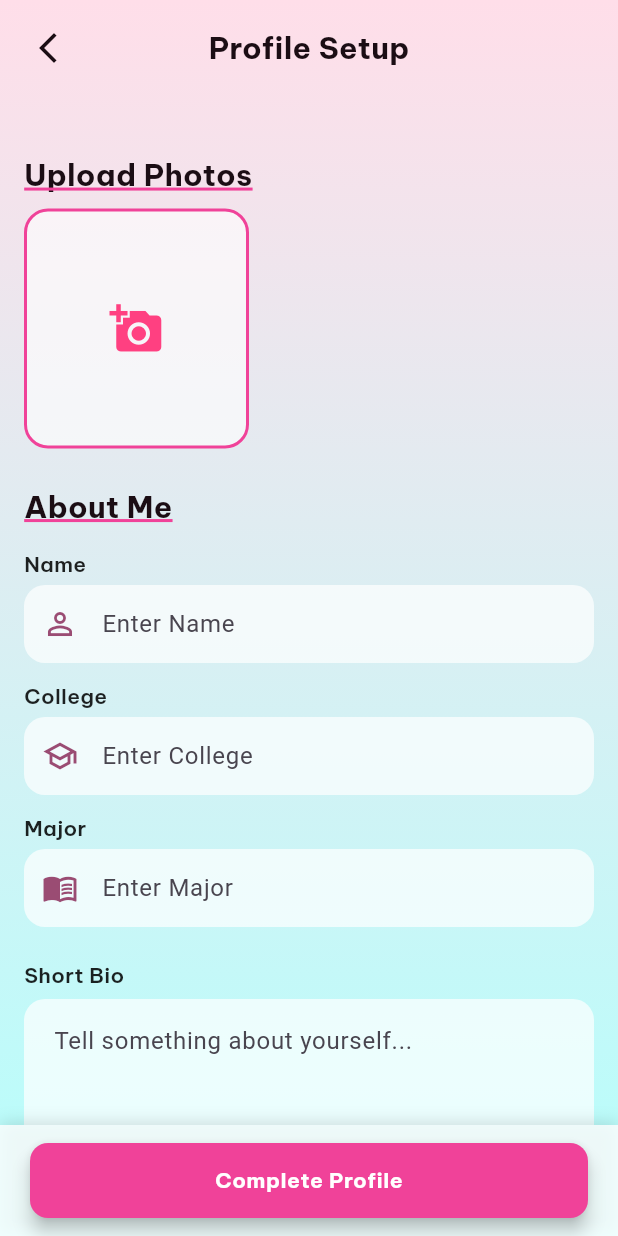
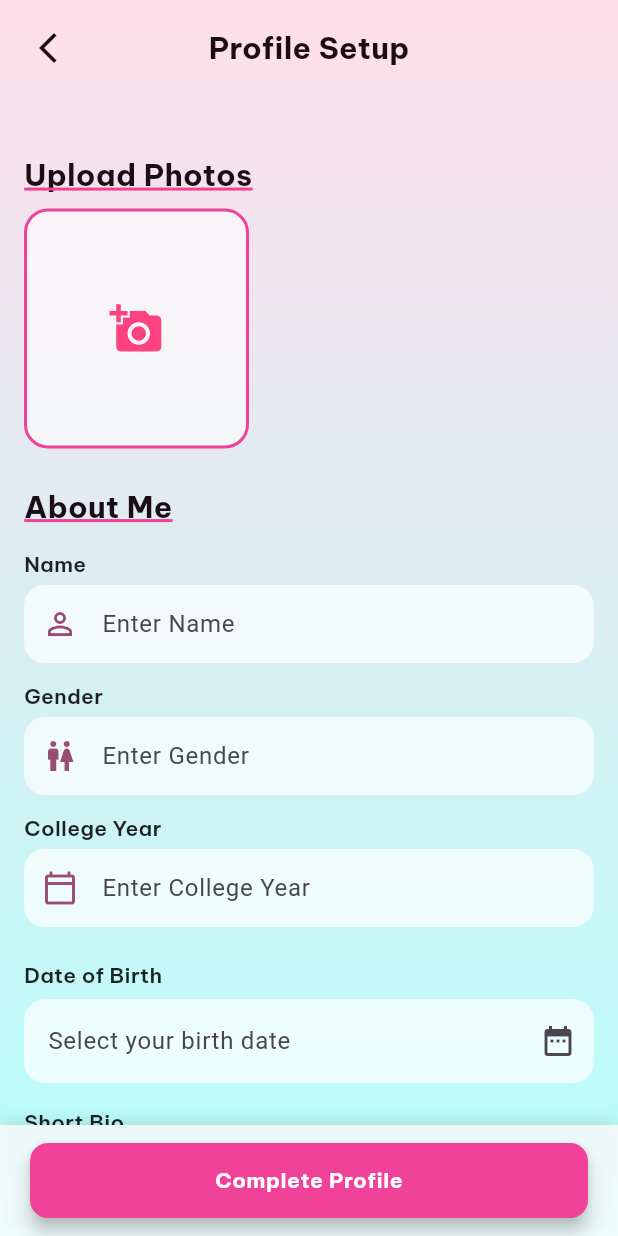
Before and after one commit to darkrazz1521/campus_match, a Flutter app: the ProfileSetupScreen screen opened directly, on a phone screen of 412 x 824 dp. Run offline on Flutter 3.47's test engine with Material 3 defaults, Android fonts, the phone set to English and light mode, and no system bars; our stand-ins replace cloud_firestore, firebase_auth, firebase_core, flutter_card_swiper, google_fonts, image_picker and 1 more; accounts and stored records are empty; network calls fail.

Commit message:
commit till profile logic 2nd phase

```diff
--- a/lib/screens/profile_screen.dart
+++ b/lib/screens/profile_screen.dart
@@ -20,9 +20,9 @@ class _ProfileSetupScreenState extends State<ProfileSetupScreen> {
   final TextEditingController collegeController = TextEditingController();
   final TextEditingController majorController = TextEditingController();
   final TextEditingController bioController = TextEditingController();
+  final TextEditingController dobController = TextEditingController();
 
   final ProfileService _profileService = ProfileService();
-
 
   int bioCharCount = 0;
   final int bioLimit = 200;
@@ -42,14 +42,22 @@ void initState() {
   }
 
   Future<void> _loadUserData() async {
-  final name = await _profileService.getCurrentUserName();
-  if (name != null && name.isNotEmpty) {
+    final userData = await _profileService.getCurrentUserData();
+    if (userData == null) return;
+
     setState(() {
-      nameController.text = name;
+      nameController.text = userData['fullName'] ?? '';
+      collegeController.text = userData['gender'] ?? '';
+      majorController.text = userData['collegeYear'] ?? '';
+      dobController.text = userData['dob'] ?? '';
+      bioController.text = userData['bio'] ?? '';
+
+      uploadedPhotos.clear();
+      uploadedPhotos.addAll(List<String>.from(userData['photos'] ?? []));
+      selectedInterests.clear();
+      selectedInterests.addAll(List<String>.from(userData['interests'] ?? []));
     });
   }
-}
-
 
   void _onScroll() {
     final shouldShow = _scrollController.offset > 200;
@@ -65,6 +73,7 @@ Future<void> _loadUserData() async {
     nameController.dispose();
     collegeController.dispose();
     majorController.dispose();
+    dobController.dispose();
     bioController.dispose();
     super.dispose();
   }
@@ -76,7 +85,16 @@ Future<void> _loadUserData() async {
 
     setState(() => _isUploading = true);
 
-    final url = await _profileService.uploadImage(image, "testUser123"); // replace with real userId
+    final userId = _profileService.getCurrentUserId();
+    if (userId == null) {
+      ScaffoldMessenger.of(context).showSnackBar(
+        const SnackBar(content: Text("❌ You must be logged in to upload.")),
+      );
+      return;
+    }
+
+    final url = await _profileService.uploadImage(image, userId);
+    // replace with real userId
 
     setState(() => _isUploading = false);
 
@@ -103,14 +121,18 @@ Future<void> _loadUserData() async {
   // --- Validation Logic ---
   void _validateAndSubmit() async {
     final name = nameController.text.trim();
-  final college = collegeController.text.trim();
-  final major = majorController.text.trim();
+    final gender = collegeController.text.trim();
+    final collegeYear = majorController.text.trim();
+    final dob = dobController.text.trim();
     final bio = bioController.text.trim();
 
-  if (name.isEmpty || college.isEmpty || major.isEmpty) {
-    _showError("Please fill all fields: Name, College, and Major.");
+    if (name.isEmpty || gender.isEmpty || collegeYear.isEmpty || dob.isEmpty) {
+      _showError(
+        "Please fill all fields: Name, Gender, College Year, and DOB.",
+      );
       return;
     }
+
     if (bio.isEmpty) {
       _showError("Please write a short bio about yourself.");
       return;
@@ -131,8 +153,9 @@ Future<void> _loadUserData() async {
     try {
       await _profileService.saveProfileData(
         name: name,
-      college: college,
-      major: major,
+        gender: gender,
+        collegeYear: collegeYear,
+        dob: dob,
         bio: bio,
         photos: uploadedPhotos,
         interests: selectedInterests.toList(),
@@ -148,7 +171,6 @@ Future<void> _loadUserData() async {
       _showError("Error saving profile: $e");
     }
   }
-
 
   void _showError(String message) {
     ScaffoldMessenger.of(context).showSnackBar(
@@ -181,10 +203,7 @@ Future<void> _loadUserData() async {
             gradient: LinearGradient(
               begin: Alignment.topCenter,
               end: Alignment.bottomCenter,
-              colors: [
-                Color(0xFFFFDEE9),
-                Color(0xFFB5FFFC),
-              ],
+              colors: [Color(0xFFFFDEE9), Color(0xFFB5FFFC)],
             ),
           ),
           child: Column(
@@ -200,8 +219,10 @@ Future<void> _loadUserData() async {
                 child: Row(
                   children: [
                     IconButton(
-                      icon: const Icon(Icons.arrow_back_ios_new,
-                          color: Color(0xFF1b0d14)),
+                      icon: const Icon(
+                        Icons.arrow_back_ios_new,
+                        color: Color(0xFF1b0d14),
+                      ),
                       onPressed: () => Navigator.pop(context),
                       tooltip: 'Back',
                     ),
@@ -229,8 +250,10 @@ Future<void> _loadUserData() async {
                   physics: const BouncingScrollPhysics(),
                   keyboardDismissBehavior:
                       ScrollViewKeyboardDismissBehavior.onDrag,
-                  padding:
-                      const EdgeInsets.symmetric(horizontal: 16, vertical: 10),
+                  padding: const EdgeInsets.symmetric(
+                    horizontal: 16,
+                    vertical: 10,
+                  ),
                   child: Column(
                     crossAxisAlignment: CrossAxisAlignment.start,
                     children: [
@@ -242,8 +265,11 @@ Future<void> _loadUserData() async {
                           scrollDirection: Axis.horizontal,
                           children: [
                             ...uploadedPhotos.map(buildPhotoCard),
-                            buildAddPhotoCard(context, primaryColor,
-                            onTap: _pickAndUploadImage),
+                            buildAddPhotoCard(
+                              context,
+                              primaryColor,
+                              onTap: _pickAndUploadImage,
+                            ),
                           ],
                         ),
                       ),
@@ -256,17 +282,60 @@ Future<void> _loadUserData() async {
                         controller: nameController,
                         primaryColor: primaryColor,
                       ),
+                      // 🔹 Gender
                       buildLabeledField(
-                        label: "College",
-                        icon: Icons.school_outlined,
-                        controller: collegeController,
+                        label: "Gender",
+                        icon: Icons.wc_outlined,
+                        controller:
+                            collegeController, // reuse the same controller or rename to genderController
                         primaryColor: primaryColor,
                       ),
+
+                      // 🔹 College Year
                       buildLabeledField(
-                        label: "Major",
-                        icon: Icons.menu_book_outlined,
-                        controller: majorController,
+                        label: "College Year",
+                        icon: Icons.calendar_today_outlined,
+                        controller:
+                            majorController, // reuse or rename to yearController
                         primaryColor: primaryColor,
+                      ),
+
+                      // 🔹 Date of Birth
+                      Padding(
+                        padding: const EdgeInsets.only(top: 16),
+                        child: Text("Date of Birth", style: fieldLabelStyle()),
+                      ),
+                      const SizedBox(height: 6),
+                      GestureDetector(
+                        onTap: () async {
+                          final pickedDate = await showDatePicker(
+                            context: context,
+                            initialDate: DateTime(2000),
+                            firstDate: DateTime(1970),
+                            lastDate: DateTime(DateTime.now().year - 16),
+                          );
+                          if (pickedDate != null) {
+                            setState(() {
+                              dobController.text =
+                                  "${pickedDate.day}/${pickedDate.month}/${pickedDate.year}";
+                            });
+                          }
+                        },
+                        child: AbsorbPointer(
+                          child: TextField(
+                            controller: dobController,
+                            decoration: InputDecoration(
+                              hintText: "Select your birth date",
+                              filled: true,
+                              fillColor: Colors.white.withOpacity(0.7),
+                              border: OutlineInputBorder(
+                                borderRadius: BorderRadius.circular(14),
+                                borderSide: BorderSide.none,
+                              ),
+                              suffixIcon: const Icon(Icons.date_range),
+                            ),
+                          ),
+                        ),
                       ),
 
                       // ✍️ Bio
@@ -293,8 +362,10 @@ Future<void> _loadUserData() async {
                           ),
                           focusedBorder: OutlineInputBorder(
                             borderRadius: BorderRadius.circular(14),
-                            borderSide:
-                                BorderSide(color: primaryColor, width: 2),
+                            borderSide: BorderSide(
+                              color: primaryColor,
+                              width: 2,
+                            ),
                           ),
                         ),
                       ),
@@ -313,7 +384,7 @@ Future<void> _loadUserData() async {
                             "Gaming",
                             "Music",
                             "Movies",
-                            "Tech"
+                            "Tech",
                           ])
                             ChoiceChip(
                               label: Text(interest),
@@ -345,8 +416,8 @@ Future<void> _loadUserData() async {
                         onTap: () {
                           ScaffoldMessenger.of(context).showSnackBar(
                             const SnackBar(
-                                content:
-                                    Text("Quiz feature coming soon!")),
+                              content: Text("Quiz feature coming soon!"),
+                            ),
                           );
                         },
                         child: buildPersonalityQuizCard(),
@@ -359,8 +430,10 @@ Future<void> _loadUserData() async {
               // 🩷 Complete Button
               Container(
                 width: double.infinity,
-                padding:
-                    const EdgeInsets.symmetric(horizontal: 20, vertical: 12),
+                padding: const EdgeInsets.symmetric(
+                  horizontal: 20,
+                  vertical: 12,
+                ),
                 decoration: BoxDecoration(
                   color: Colors.white.withOpacity(0.8),
                   boxShadow: [
@@ -368,7 +441,7 @@ Future<void> _loadUserData() async {
                       color: Colors.black12,
                       blurRadius: 8,
                       offset: const Offset(0, -2),
-                    )
+                    ),
                   ],
                 ),
                 child: ElevatedButton(
```
Also changed, not shown: lib/services/profile_service.dart (+31 -29 lines), lib/widgets/profile_widgets.dart (+6 -2 lines). Lines whose indentation alone changed are shown as unchanged.
